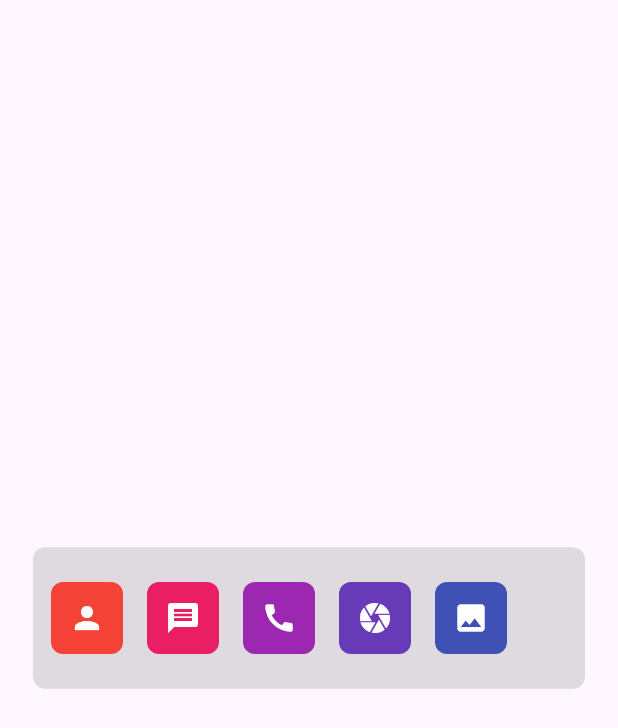
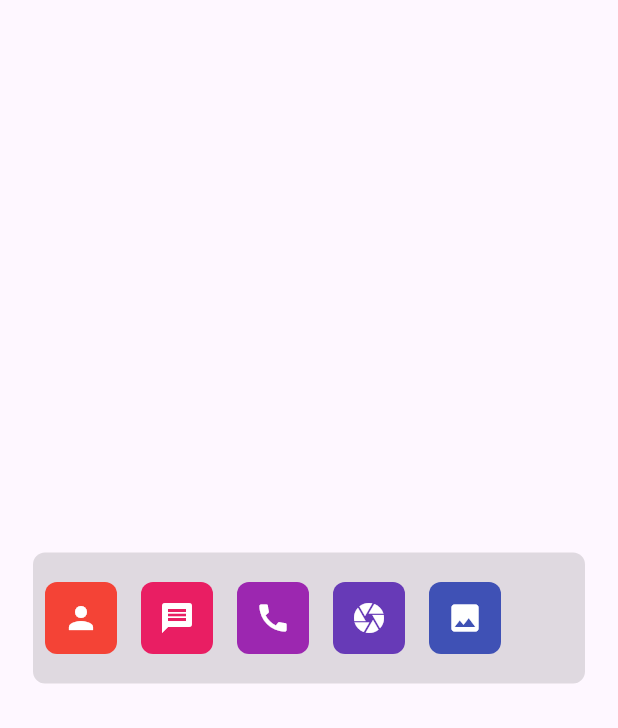
Before and after one commit to kyryd/dock_with_draggable_buttons, a Flutter app: the screen it shows after launch, on a phone screen of 412 x 824 dp. Shown: the top 728 px of the screen. Run offline on Flutter 3.47's test engine with Material 3 defaults, Android fonts, the phone set to English and light mode, and no system bars.

Commit message:
remove Dock paddings , add them to dock height

```diff
--- a/lib/main.dart
+++ b/lib/main.dart
@@ -100,10 +100,10 @@
         borderRadius: BorderRadius.circular(kRadius),
         color: Colors.black12,
       ),
-      padding: const EdgeInsets.all(kPadding),
+      padding: EdgeInsets.zero,
       child: SizedBox(
-        height: kIconSize * 1.8,
-        width: widget.items.length * kIconSize * 1.5,
+        height: kIconSize * 1.65 + 2 * kPadding,
+        width: widget.items.length * kIconSize * 1.5 + 2 * kPadding,
         child: Row(
           mainAxisSize: MainAxisSize.min,
           children: [
```
